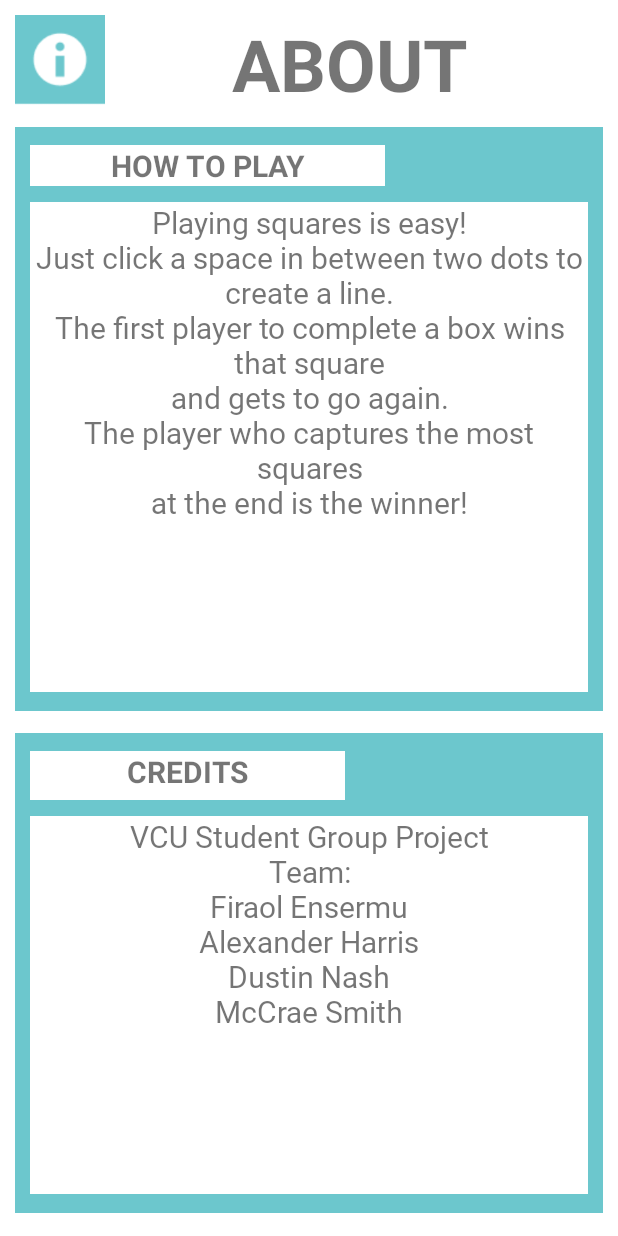
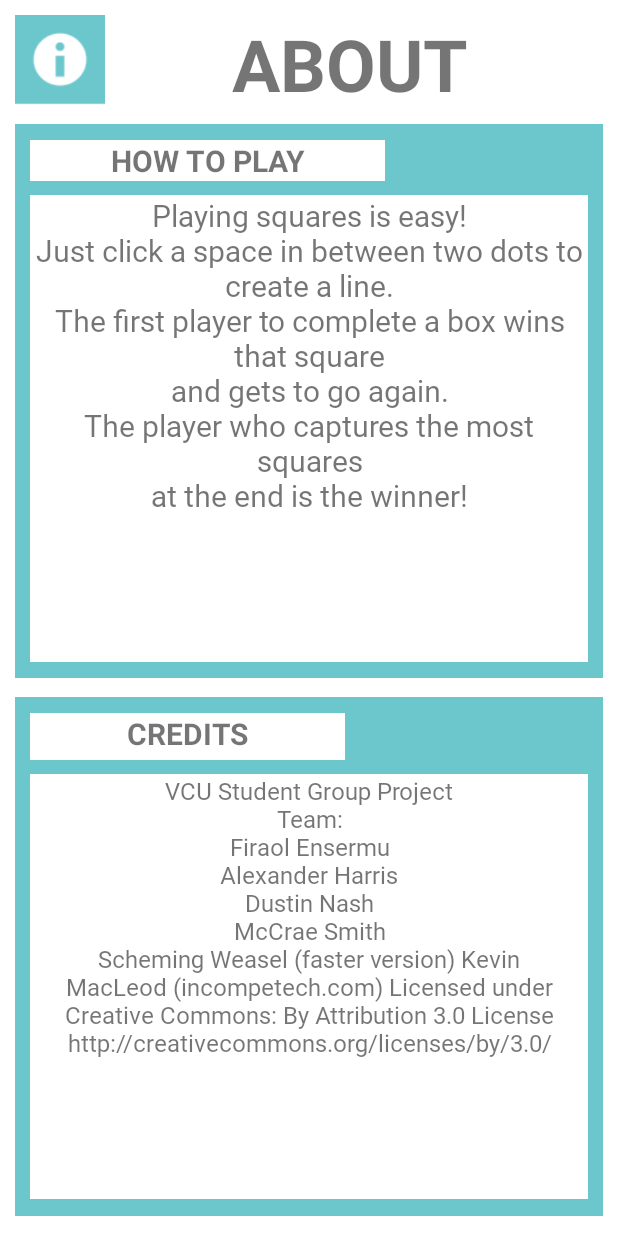
Before and after one commit to ensermuff/475-Dots-and-Boxes, an Android app: the InformationActivity screen opened directly, with no data from a screen before it, on a phone screen of 412 x 824 dp. Run offline under Robolectric (Android 15) with nearby library versions, the phone set to English and light mode, and no system bars; Roboto replaces fonts that are not available here.

Commit message:
Added music attribution to info screen.

```diff
--- a/app/src/main/res/layout/activity_information.xml
+++ b/app/src/main/res/layout/activity_information.xml
@@ -261,9 +261,9 @@
                             android:layout_weight="1"
                             android:background="#FFFFFF"
                             android:fontFamily="@font/sarpanch_medium"
-                            android:text="VCU Student Group Project\nTeam:\nFiraol Ensermu\nAlexander Harris\nDustin Nash\nMcCrae Smith"
+                            android:text="VCU Student Group Project\nTeam:\nFiraol Ensermu\nAlexander Harris\nDustin Nash\nMcCrae Smith\nScheming Weasel (faster version) Kevin MacLeod (incompetech.com) Licensed under Creative Commons: By Attribution 3.0 License http://creativecommons.org/licenses/by/3.0/"
                             android:textAlignment="center"
-                            android:textSize="20sp" />
+                            android:textSize="16sp" />
 
                     </LinearLayout>
 
```
